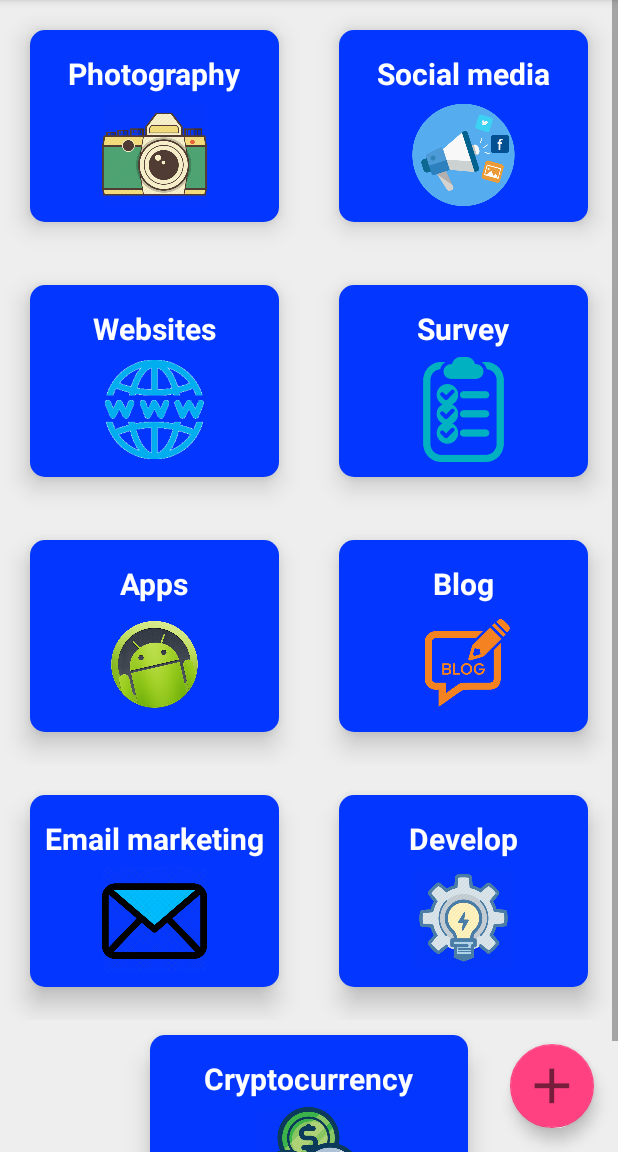
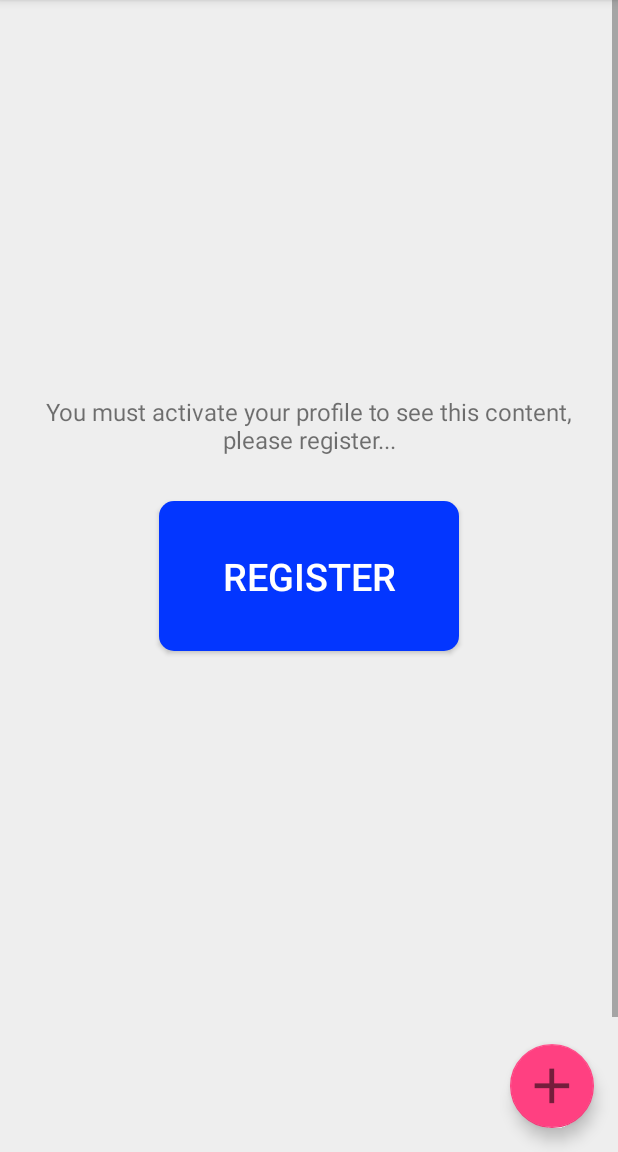
Before and after one commit to DinuIoan/moneymaker, an Android app: the screen it shows after launch (MainActivity), in the side drawer, after a tap on "Earn Money Now", on a phone screen of 412 x 824 dp, the part 84-1236 px from its top. Run offline under Robolectric (Android 15) with nearby library versions, the phone set to English and light mode, and no system bars.

```diff
--- a/app/src/main/java/com/bestapps/moneymaker/earnmoney/EarnMoneyFragment.java
+++ b/app/src/main/java/com/bestapps/moneymaker/earnmoney/EarnMoneyFragment.java
@@ -12,6 +12,7 @@ import android.view.ViewGroup;
 import android.widget.AdapterView;
 import android.widget.Button;
 import android.widget.ExpandableListView;
+import android.widget.LinearLayout;
 import android.widget.TextView;
 
 import com.bestapps.moneymaker.R;
@@ -31,6 +32,16 @@ public class EarnMoneyFragment extends Fragment {
     private Button registerButton;
     private TextView textView;
     private ExpandableListView listView;
+    private LinearLayout photographyLinearLayout;
+    private LinearLayout socialMediaLinearLayout;
+    private LinearLayout websitesLinearLayout;
+    private LinearLayout surveyLinearLayout;
+    private LinearLayout appsLinearLayout;
+    private LinearLayout blogLinearLayout;
+    private LinearLayout emailLinearLayout;
+    private LinearLayout developLinearLayout;
+    private LinearLayout cryptocurrencyLinearLayout;
+    private LinearLayout masterLinearLayout;
 
     private FragmentManager fragmentManager;
     private ArrayList<String> chaptersArrayList = new ArrayList<>();
@@ -51,61 +62,86 @@ public class EarnMoneyFragment extends Fragment {
                              Bundle savedInstanceState) {
         // Inflate the layout for this fragment
         View view = inflater.inflate(R.layout.fragment_today_earnings, container, false);
-//        registerButton = view.findViewById(R.id.register_button);
-//        textView = view.findViewById(R.id.activate_profile_text_view);
-//        handleOnBackPressed(view);
-//
-//        Profile profile = DatabaseData.getProfile();
-//
-//        if (profile.getStatus() == null) {
-//            textView.setVisibility(View.VISIBLE);
-//
-//            registerButton.setOnClickListener(new View.OnClickListener() {
-//                @Override
-//                public void onClick(View view) {
-//                    fragmentManager = getActivity().getSupportFragmentManager();
-//                    FragmentTransaction fragmentTransaction =
-//                            fragmentManager.beginTransaction();
-//                    fragmentTransaction.replace(R.id.fragment_placeholder, new RegisterFragment());
-//                    fragmentTransaction.commit();
-//                }
-//            });
-//        } else {
-//            if (profile.getStatus().equals("ACTIVATING")) {
-//                List<String> inspirationalQuotes =
-//                        DatabaseData.getInspirationalQuotes();
-//                Collections.shuffle(inspirationalQuotes);
-//                textView.setText(message + inspirationalQuotes.get(0));
-//                registerButton.setVisibility(View.INVISIBLE);
-//            } else {
-//                textView.setVisibility(View.INVISIBLE);
-//                registerButton.setVisibility(View.INVISIBLE);
-//                listView = view.findViewById(R.id.listview);
-//                populateArrayList();
-//                createData();
-//                MyExpandableListAdapter adapter = new MyExpandableListAdapter(getActivity(), groups);
-//                listView.setAdapter(adapter);
-//                listView.setOnItemClickListener(new AdapterView.OnItemClickListener() {
-//
-//                    @Override
-//                    public void onItemClick(AdapterView<?> parent, final View view,
-//                                            int position, long id) {
-//                        final String item = (String) parent.getItemAtPosition(position);
-//                        view.animate().setDuration(2000).alpha(0)
-//                                .withEndAction(new Runnable() {
-//                                    @Override
-//                                    public void run() {
-//                                        chaptersArrayList.remove(item);
-//                                        adapter.notifyDataSetChanged();
-//                                        view.setAlpha(1);
-//                                    }
-//                                });
-//                    }
-//
-//                });
-//            }
-//        }
+        findViews(view);
+        handleOnBackPressed(view);
+
+        registerButton = view.findViewById(R.id.register_button);
+        textView = view.findViewById(R.id.activate_profile_text_view);
+
+        Profile profile = DatabaseData.getProfile();
+        masterLinearLayout.setVisibility(View.INVISIBLE);
+        if (profile.getStatus() == null) {
+            textView.setVisibility(View.VISIBLE);
+
+
+            registerButton.setOnClickListener(new View.OnClickListener() {
+                @Override
+                public void onClick(View view) {
+                    fragmentManager = getActivity().getSupportFragmentManager();
+                    FragmentTransaction fragmentTransaction =
+                            fragmentManager.beginTransaction();
+                    fragmentTransaction.replace(R.id.fragment_placeholder, new RegisterFragment());
+                    fragmentTransaction.commit();
+                }
+            });
+        } else {
+            if (profile.getStatus().equals("ACTIVATING")) {
+                List<String> inspirationalQuotes =
+                        DatabaseData.getInspirationalQuotes();
+                Collections.shuffle(inspirationalQuotes);
+                textView.setText(message + inspirationalQuotes.get(0));
+                registerButton.setVisibility(View.INVISIBLE);
+            } else {
+                textView.setVisibility(View.INVISIBLE);
+                registerButton.setVisibility(View.INVISIBLE);
+                masterLinearLayout.setVisibility(View.VISIBLE);
+            }
+        }
         return view;
+    }
+
+    private void findViews(View view) {
+        photographyLinearLayout = view.findViewById(R.id.photography);
+        socialMediaLinearLayout = view.findViewById(R.id.social_media);
+        websitesLinearLayout = view.findViewById(R.id.websites);
+        surveyLinearLayout = view.findViewById(R.id.survey);
+        appsLinearLayout = view.findViewById(R.id.apps);
+        blogLinearLayout = view.findViewById(R.id.blog);
+        emailLinearLayout = view.findViewById(R.id.email_marketing);
+        developLinearLayout = view.findViewById(R.id.develop);
+        cryptocurrencyLinearLayout = view.findViewById(R.id.cryptocurrency);
+        masterLinearLayout = view.findViewById(R.id.master_linear_layout);
+        setUpClickListeners();
+    }
+
+    private void setUpClickListeners() {
+        List<LinearLayout> linearLayoutList = buildLinearLayoutList();
+        for (LinearLayout linearLayout: linearLayoutList) {
+            linearLayout.setOnClickListener(new View.OnClickListener() {
+                @Override
+                public void onClick(View view) {
+                    fragmentManager = getActivity().getSupportFragmentManager();
+                    FragmentTransaction fragmentTransaction =
+                            fragmentManager.beginTransaction();
+                    fragmentTransaction.replace(R.id.fragment_placeholder, new CategoryFragment());
+                    fragmentTransaction.commit();
+                }
+            });
+        }
+    }
+
+    private List<LinearLayout> buildLinearLayoutList() {
+        List<LinearLayout> linearLayoutList = new ArrayList<>();
+        linearLayoutList.add(appsLinearLayout);
+        linearLayoutList.add(blogLinearLayout);
+        linearLayoutList.add(cryptocurrencyLinearLayout);
+        linearLayoutList.add(developLinearLayout);
+        linearLayoutList.add(emailLinearLayout);
+        linearLayoutList.add(photographyLinearLayout);
+        linearLayoutList.add(socialMediaLinearLayout);
+        linearLayoutList.add(surveyLinearLayout);
+        linearLayoutList.add(websitesLinearLayout);
+        return linearLayoutList;
     }
 
     private void createData() {
--- a/app/src/main/res/layout/fragment_earn_money_layout.xml
+++ b/app/src/main/res/layout/fragment_earn_money_layout.xml
@@ -29,9 +29,4 @@
         android:background="@drawable/buttons_style"
         android:translationZ="10dp"/>
 
-    <ExpandableListView
-        android:id="@+id/listview"
-        android:layout_width="match_parent"
-        android:layout_height="wrap_content" />
-
 </RelativeLayout>
--- a/app/src/main/res/layout/fragment_today_earnings.xml
+++ b/app/src/main/res/layout/fragment_today_earnings.xml
@@ -23,12 +23,36 @@
             android:layout_width="match_parent"
             android:layout_height="match_parent">
 
+            <TextView
+                android:id="@+id/activate_profile_text_view"
+                android:layout_width="wrap_content"
+                android:layout_height="wrap_content"
+                android:gravity="center"
+                android:layout_centerInParent="true"
+                android:layout_above="@+id/register_button"
+                android:textSize="16sp"
+                android:padding="10dp"
+                android:text="You must activate your profile to see this content, please register..."/>
+
+            <Button
+                android:id="@+id/register_button"
+                android:layout_width="200dp"
+                android:layout_height="100dp"
+                android:layout_marginTop="20dp"
+                android:layout_centerInParent="true"
+                android:text="Register"
+                android:textSize="25sp"
+                android:textColor="@android:color/white"
+                android:background="@drawable/buttons_style"
+                android:translationZ="10dp"/>
+
             <ScrollView
                 android:layout_width="match_parent"
                 android:layout_height="match_parent"
                 android:scrollbars="vertical">
 
                 <LinearLayout
+                    android:id="@+id/master_linear_layout"
                     android:layout_width="match_parent"
                     android:layout_height="200dp"
                     android:orientation="vertical">
@@ -36,9 +60,11 @@
                     <LinearLayout
                         android:layout_width="match_parent"
                         android:layout_height="170dp"
-                        android:orientation="horizontal">
+                        android:orientation="horizontal"
+                        android:layout_marginTop="20dp">
 
                         <LinearLayout
+                            android:id="@+id/photography"
                             android:layout_width="0dp"
                             android:layout_height="wrap_content"
                             android:layout_margin="20dp"
@@ -69,6 +95,7 @@
                         </LinearLayout>
 
                         <LinearLayout
+                            android:id="@+id/social_media"
                             android:layout_width="0dp"
                             android:layout_height="wrap_content"
                             android:layout_margin="20dp"
@@ -106,6 +133,7 @@
                         android:orientation="horizontal">
 
                         <LinearLayout
+                            android:id="@+id/websites"
                             android:layout_width="0dp"
                             android:layout_height="wrap_content"
                             android:layout_margin="20dp"
@@ -136,6 +164,7 @@
                         </LinearLayout>
 
                         <LinearLayout
+                            android:id="@+id/survey"
                             android:layout_width="0dp"
                             android:layout_height="wrap_content"
                             android:layout_margin="20dp"
@@ -173,15 +202,16 @@
                         android:orientation="horizontal">
 
                         <LinearLayout
+                            android:id="@+id/apps"
                             android:layout_width="0dp"
                             android:layout_height="wrap_content"
                             android:layout_margin="20dp"
                             android:layout_weight="1"
                             android:background="@drawable/buttons_style"
+                            android:clickable="true"
                             android:elevation="10dp"
                             android:orientation="vertical"
-                            android:paddingBottom="10dp"
-                            android:clickable="true">
+                            android:paddingBottom="10dp">
 
                             <TextView
                                 android:layout_width="wrap_content"
@@ -203,15 +233,16 @@
                         </LinearLayout>
 
                         <LinearLayout
+                            android:id="@+id/blog"
                             android:layout_width="0dp"
                             android:layout_height="wrap_content"
                             android:layout_margin="20dp"
                             android:layout_weight="1"
                             android:background="@drawable/buttons_style"
+                            android:clickable="true"
                             android:elevation="10dp"
                             android:orientation="vertical"
-                            android:paddingBottom="10dp"
-                            android:clickable="true">
+                            android:paddingBottom="10dp">
 
                             <TextView
                                 android:layout_width="wrap_content"
@@ -240,6 +271,7 @@
                         android:orientation="horizontal">
 
                         <LinearLayout
+                            android:id="@+id/email_marketing"
                             android:layout_width="0dp"
                             android:layout_height="wrap_content"
                             android:layout_margin="20dp"
@@ -271,6 +303,7 @@
                         </LinearLayout>
 
                         <LinearLayout
+                            android:id="@+id/develop"
                             android:layout_width="0dp"
                             android:layout_height="wrap_content"
                             android:layout_margin="20dp"
@@ -307,6 +340,7 @@
                     android:layout_height="170dp"
                     android:orientation="horizontal">
                     <LinearLayout
+                        android:id="@+id/cryptocurrency"
                         android:layout_width="0dp"
                         android:layout_height="wrap_content"
                         android:layout_marginStart="100dp"
```
Also changed, not shown: app/src/main/java/com/bestapps/moneymaker/earnmoney/CategoryFragment.java (added, +68 -0 lines), app/src/main/res/layout/fragment_category.xml (added, +7 -0 lines).
